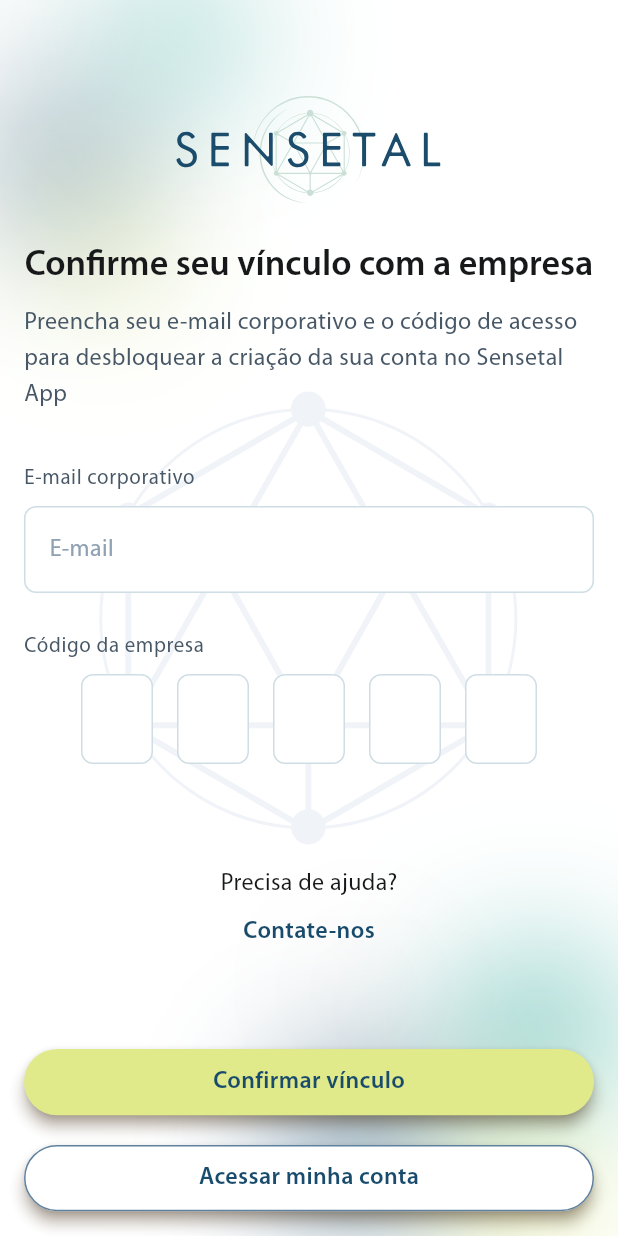
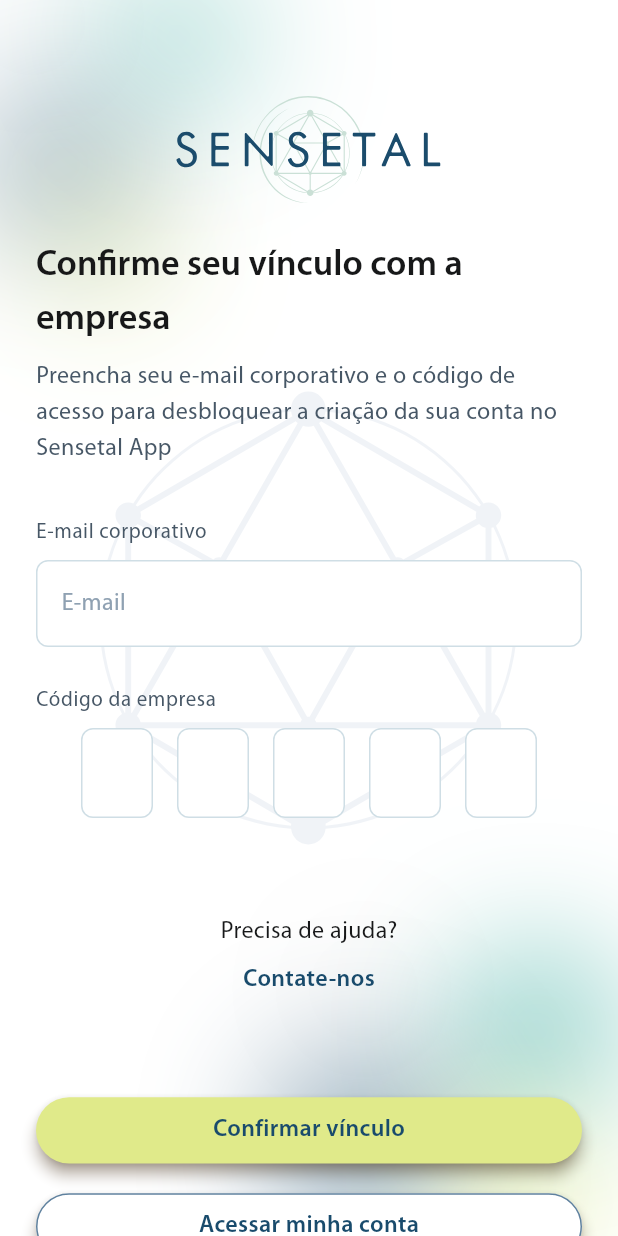
Before and after one commit to HenriqueHartmann/sensetal-app-setup, a Flutter app: the PageSignUpBond screen opened directly, on a phone screen of 412 x 824 dp. Run offline on Flutter 3.47's test engine with Material 2 defaults, Android fonts, the phone set to English and light mode, and no system bars; our stand-ins replace flutter_svg.

Commit message:
main - update SignUpBond page with new scaffold

```diff
--- a/lib/pages/page_sign_up_bond.dart
+++ b/lib/pages/page_sign_up_bond.dart
@@ -1,15 +1,14 @@
 import 'package:flutter/material.dart';
-import 'package:flutter_svg/flutter_svg.dart';
 import 'package:sensetal_presentation_design_app/components/app_button.dart';
 import 'package:sensetal_presentation_design_app/components/custom_labeled_input.dart';
+import 'package:sensetal_presentation_design_app/components/sensetal_scaffold.dart';
 import 'package:sensetal_presentation_design_app/theme/app_colors.dart';
-import 'package:sensetal_presentation_design_app/theme/app_icons.dart';
-import 'package:sensetal_presentation_design_app/utils/helper_widgets/blurred_background.dart';
 import 'package:sensetal_presentation_design_app/theme/app_space_size.dart';
 import 'package:sensetal_presentation_design_app/components/labeled_input.dart';
 import 'package:sensetal_presentation_design_app/components/otp_input.dart';
 import 'package:sensetal_presentation_design_app/utils/helper_widgets/space_widgets.dart';
 import 'package:sensetal_presentation_design_app/pages/page_sign_up.dart';
+import 'package:sensetal_presentation_design_app/utils/spacing_utils.dart';
 
 class PageSignUpBond extends StatefulWidget {
   const PageSignUpBond({super.key});
@@ -48,38 +47,17 @@ class _PageSignUpBondState extends State<PageSignUpBond> {
 
   @override
   Widget build(BuildContext context) {
-    return Scaffold(
-      body: SafeArea(
-        child: BlurredBackground(
-          showSensetalIconInBackground: true,
-          child: Stack(
-            children: [
-              LayoutBuilder(
-                builder: (context, constraints) {
-                  double screenWidth = constraints.maxWidth;
+    final padding = MediaQuery.of(context).padding;
+    final screenHeight =
+        MediaQuery.of(context).size.height - padding.top - padding.bottom;
 
-                  double logoWidth = screenWidth * 0.43;
-                  double horizontalPadding = screenWidth < 500
-                      ? getSizeFromEnum(AppSpaceSize.md)
-                      : screenWidth < 800
-                          ? getSizeFromEnum(AppSpaceSize.xl)
-                          : getSizeFromEnum(AppSpaceSize.custom, 64.0);
+    double verticalGap = computeVerticalGap(screenHeight, 0.05, 0.1);
 
-                  double innerVerticalGap = 64.0;
-
-                  return SingleChildScrollView(
-                    child: Padding(
-                      padding: EdgeInsets.symmetric(
-                        horizontal: horizontalPadding,
-                        vertical: getSizeFromEnum(AppSpaceSize.custom, 64.0),
-                      ),
+    return SensetalScaffold(
+      sensetalLogoIsMini: false,
+      customVerticalPadding: getSizeFromEnum(AppSpaceSize.custom, 64.0),
       child: Column(
         children: [
-                          SvgPicture.asset(
-                            AppIcons.brandSensetalLogo,
-                            width: logoWidth,
-                            semanticsLabel: 'Sensetal logo',
-                          ),
           const VerticalSpace(size: AppSpaceSize.lg),
           Column(
             children: [
@@ -139,7 +117,7 @@ class _PageSignUpBondState extends State<PageSignUpBond> {
           ),
           VerticalSpace(
               size: AppSpaceSize.custom,
-                              custom: innerVerticalGap),
+              custom: verticalGap),
           Column(
             children: [
               Text(
@@ -188,14 +166,6 @@ class _PageSignUpBondState extends State<PageSignUpBond> {
           ),
         ],
       ),
-                    ),
-                  );
-                },
-              ),
-            ],
-          ),
-        ),
-      ),
     );
   }
 }
```
Lines whose indentation alone changed are shown as unchanged.
